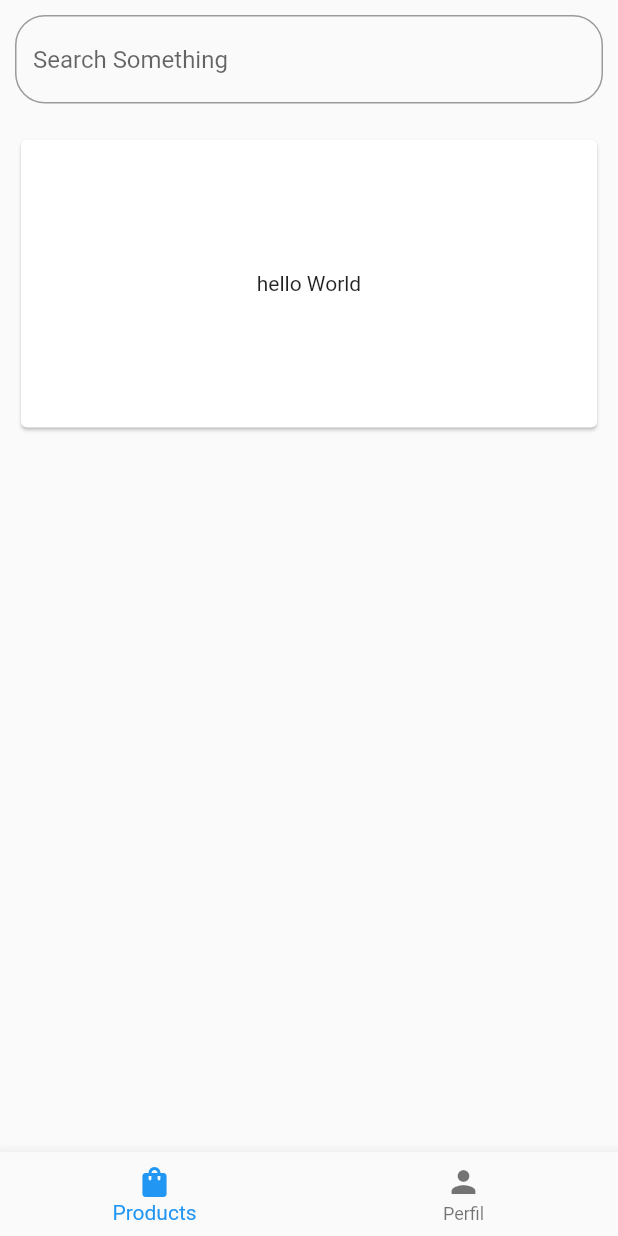
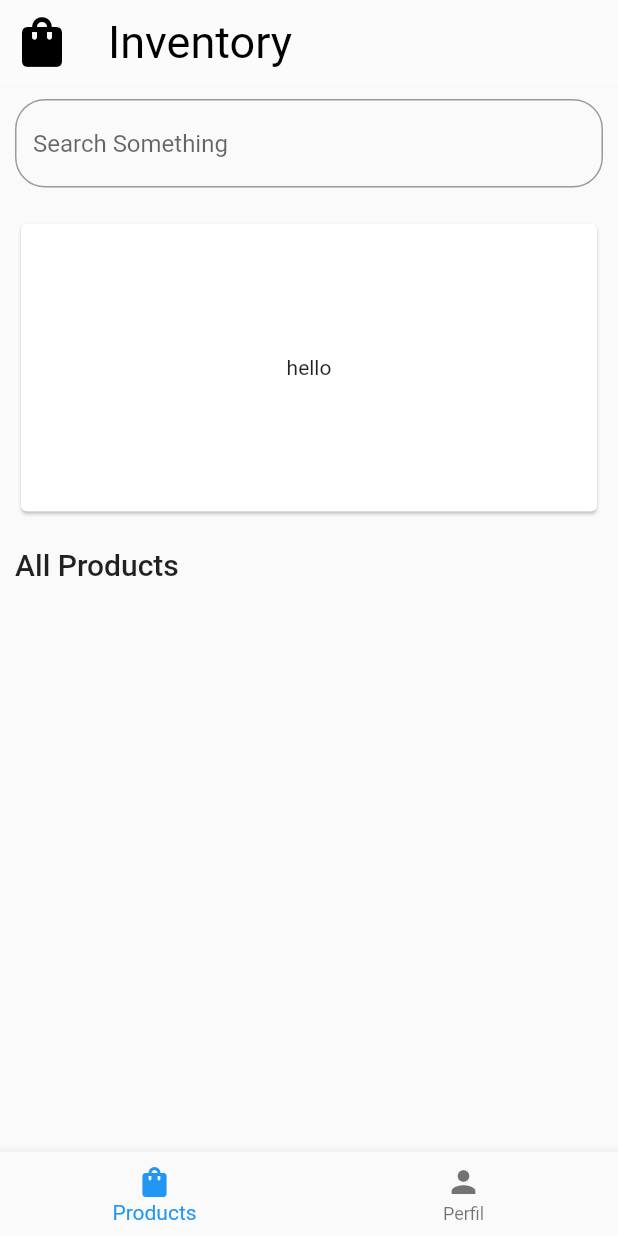
Before and after one commit to richard-gusmao/inventory, a Flutter app: the screen it shows after launch, on a phone screen of 412 x 824 dp. Run offline on Flutter 3.47's test engine with Material 2 defaults, Android fonts, the phone set to English and light mode, and no system bars.

Commit message:
Updating the Home Page

```diff
--- a/lib/main.dart
+++ b/lib/main.dart
@@ -1,6 +1,5 @@
 import 'package:flutter/material.dart';
 import 'package:inventory/screens/home_screen.dart';
-// import 'package:inventory/screens/login_screen.dart';
 
 void main() {
   runApp(const MyApp());
--- a/lib/screens/home_screen.dart
+++ b/lib/screens/home_screen.dart
@@ -13,9 +13,21 @@ class _HomeScreenState extends State<HomeScreen> {
   Widget build(BuildContext context) {
     return Scaffold(
       appBar: AppBar(
+          backgroundColor: Colors.white10,
           elevation: 0,
-        toolbarHeight: 0,
+          title: Text(
+            "Inventory",
+            style: TextStyle(
+              color: Colors.black,
+              fontSize: 30,
+              fontWeight: FontWeight.normal,
             ),
+          ),
+          leading: Icon(
+            Icons.shopping_bag,
+            size: 40,
+            color: Colors.black,
+          )),
       body: Container(
         padding: const EdgeInsets.all(10),
         child: Column(
@@ -36,20 +48,28 @@ class _HomeScreenState extends State<HomeScreen> {
             Container(
               height: 200,
               width: double.infinity,
-              child: PageView(
+              child: Card(
+                child: Row(
+                  mainAxisAlignment: MainAxisAlignment.center,
+                  crossAxisAlignment: CrossAxisAlignment.center,
                   children: [
-                  Card(
-                    child: Center(
-                      child: Text("hello World"),
+                    Text("hello"),
+                  ],
                 ),
               ),
-                  Card(
-                    child: Center(
-                      child: Text("How are you? "),
             ),
-                  )
-                ],
+            const SizedBox(
+              height: 20,
             ),
+            Text(
+              "All Products",
+              style: TextStyle(
+                fontSize: 20,
+                fontWeight: FontWeight.w500,
+              ),
+            ),
+            const SizedBox(
+              height: 20,
             ),
           ],
         ),
```
Also changed, not shown: 1 other file. Lines whose indentation alone changed are shown as unchanged.
